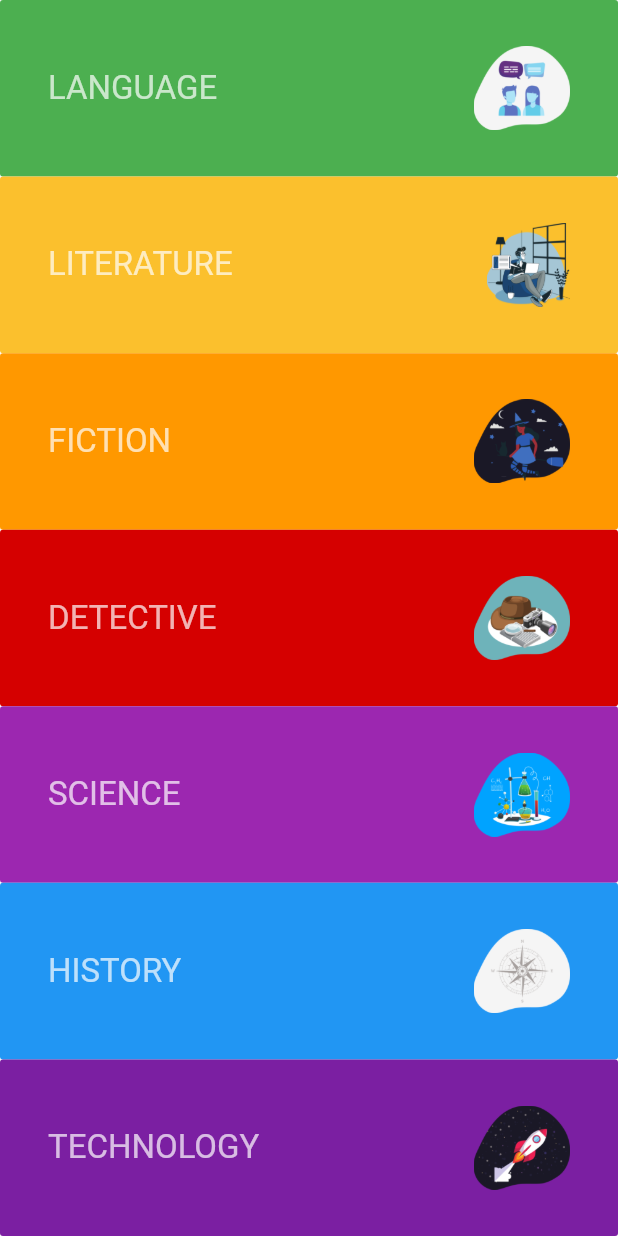
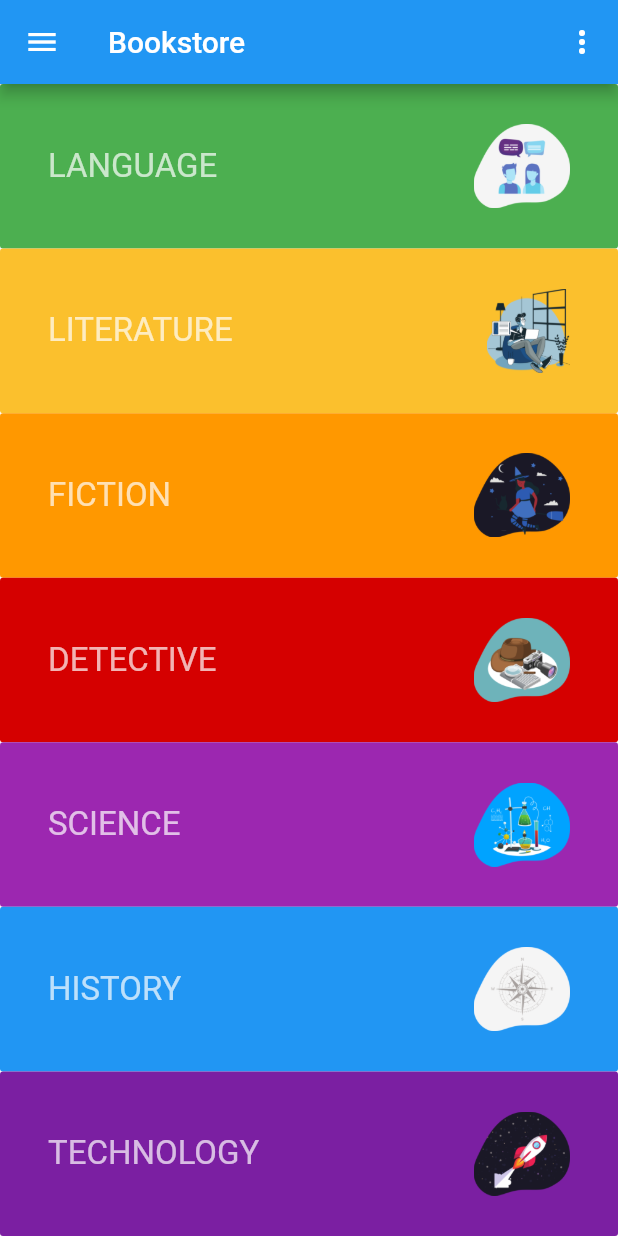
Before and after one commit to narzullaev/FlutterDev, a Flutter app: the screen it shows after launch, on a phone screen of 412 x 824 dp. Run offline on Flutter 3.47's test engine with Material 2 defaults, Android fonts, the phone set to English and light mode, and no system bars; our stand-ins replace oktoast.

Commit message:
created home screen and added appBar

```diff
--- /dev/null
+++ b/books/lib/home.dart
@@ -0,0 +1,72 @@
+import 'package:flutter/material.dart';
+
+class Home extends StatelessWidget {
+  Expanded buildCategory({Color color, String image, String title}) {
+    return Expanded(
+      child: FlatButton(
+        onPressed: () {},
+        color: color,
+        child: Center(
+          child: ListTile(
+            leading: Text(
+              title,
+              style: TextStyle(fontSize: 22.0, color: Colors.white70),
+            ),
+            trailing: Image.asset('images/$image'),
+          ),
+        ),
+      ),
+    );
+  }
+
+  @override
+  Widget build(BuildContext context) {
+    return MaterialApp(
+      home: Scaffold(
+        appBar: AppBar(
+          leading: IconButton(
+            icon: Icon(Icons.menu),
+            onPressed: () {},
+          ),
+          title: Text('Bookstore'),
+          actions: <Widget>[
+            IconButton(
+              icon: Icon(
+                Icons.more_vert,
+              ),
+              onPressed: () {},
+            )
+          ],
+        ),
+        body: SafeArea(
+          child: Column(
+            children: <Widget>[
+              buildCategory(
+                  color: Colors.green,
+                  image: 'language.png',
+                  title: 'LANGUAGE'),
+              buildCategory(
+                  color: Colors.yellow.shade700,
+                  image: 'literature.png',
+                  title: 'LITERATURE'),
+              buildCategory(
+                  color: Colors.orange, image: 'fiction.png', title: 'FICTION'),
+              buildCategory(
+                  color: Colors.redAccent.shade700,
+                  image: 'detective.png',
+                  title: 'DETECTIVE'),
+              buildCategory(
+                  color: Colors.purple, image: 'science.png', title: 'SCIENCE'),
+              buildCategory(
+                  color: Colors.blue, image: 'history.png', title: 'HISTORY'),
+              buildCategory(
+                  color: Colors.purple.shade700,
+                  image: 'technology.png',
+                  title: 'TECHNOLOGY'),
+            ],
+          ),
+        ),
+      ),
+    );
+  }
+}
--- /dev/null
+++ b/books/lib/languages.dart
@@ -0,0 +1,22 @@
+import 'package:flutter/material.dart';
+
+class Languages extends StatelessWidget {
+  @override
+  Widget build(BuildContext context) {
+    return Scaffold(
+      appBar: AppBar(
+        leading: IconButton(
+          icon: Icon(Icons.menu),
+          onPressed: () {},
+        ),
+        title: Text('Languages'),
+        actions: <Widget>[
+          IconButton(
+            icon: Icon(Icons.search),
+            onPressed: () {},
+          )
+        ],
+      ),
+    );
+  }
+}
--- a/books/lib/main.dart
+++ b/books/lib/main.dart
@@ -1,52 +1,21 @@
 
 import 'package:flutter/material.dart';
 import 'package:oktoast/oktoast.dart';
+import 'home.dart';
 
 void main() => runApp(MyApp());
 
 class MyApp extends StatelessWidget {
 
-  Expanded buildCategory({Color color, String image, String title}){
-
-    return Expanded(
-      child: FlatButton(
-        onPressed: (){
-          showToast(title, position: ToastPosition.bottom);
-        },
-        color: color,
-        child: Center(
-          child: ListTile(
-            leading: Text(
-              title,
-              style: TextStyle(
-                fontSize: 22.0,
-                color: Colors.white70
-              ),),
-            trailing: Image.asset('images/$image'),
-          ),
-        ),
-      ),
-    );
-  }
-
   @override
   Widget build(BuildContext context) {
     return MaterialApp(
-      home: Scaffold(
-        body: SafeArea(
-          child: Column(
-            children: <Widget>[
-              buildCategory(color: Colors.green, image:'language.png', title:'LANGUAGE'),
-              buildCategory(color: Colors.yellow.shade700, image:'literature.png', title:'LITERATURE'),
-              buildCategory(color: Colors.orange, image:'fiction.png', title:'FICTION'),
-              buildCategory(color: Colors.redAccent.shade700, image:'detective.png', title:'DETECTIVE'),
-              buildCategory(color: Colors.purple, image:'science.png', title:'SCIENCE'),
-              buildCategory(color: Colors.blue, image:'history.png', title:'HISTORY'),
-              buildCategory(color: Colors.purple.shade700, image:'technology.png', title:'TECHNOLOGY'),
-            ],
-          ),
-        ),
+      debugShowCheckedModeBanner: false,
+      title: 'BookStore',
+      theme: ThemeData(
+        primaryColor: Colors.purple
       ),
+      home: Home(),
     );
   }
 }
```
